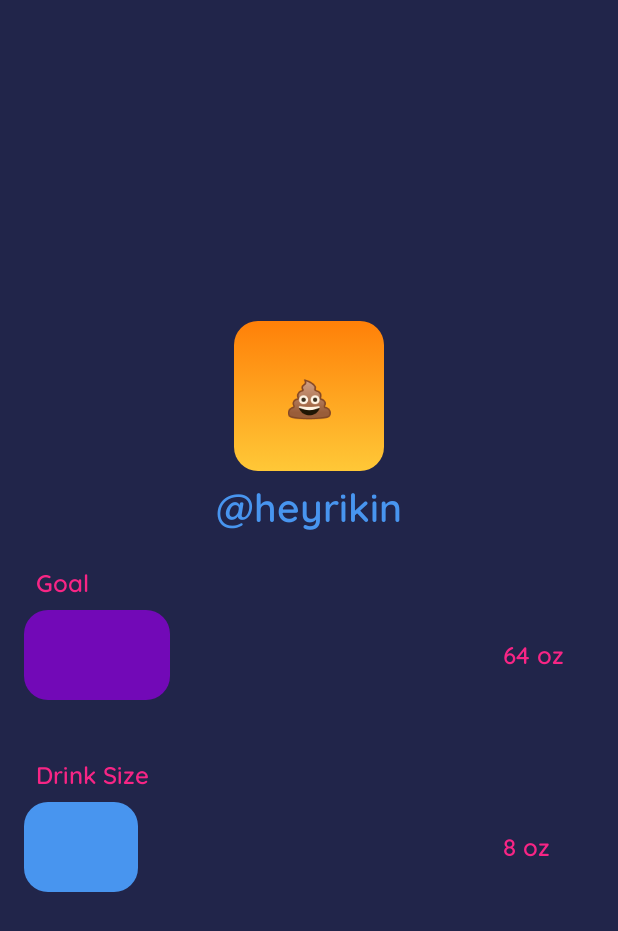
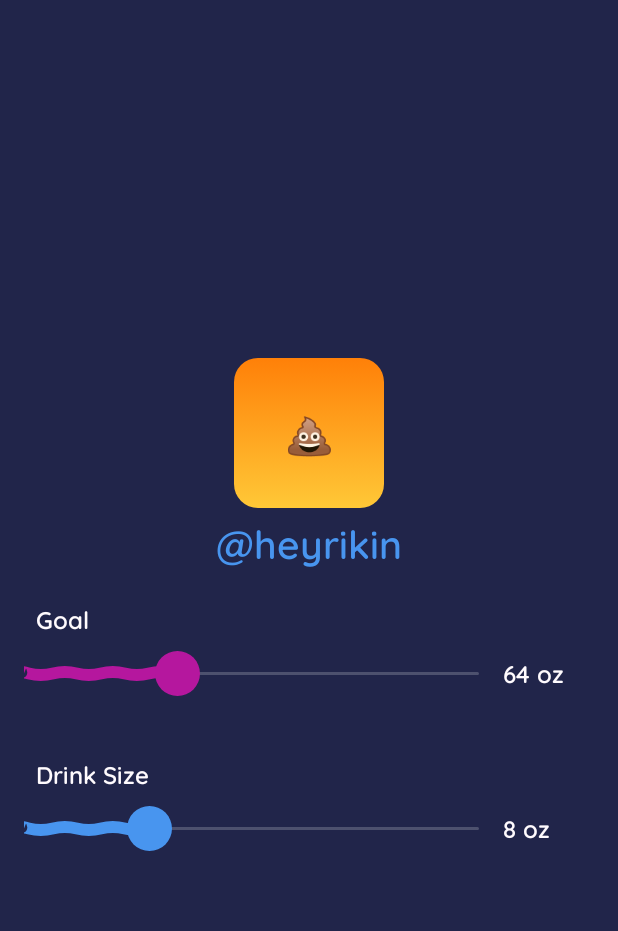
Before and after one commit to Rahkeen/HydroHomie, an Android app built with Jetpack Compose: the @Preview function SettingsPreview, on a phone screen of 412 x 824 dp. Shown: the top 931 px of the screen. Run offline under Robolectric (Android 15) with nearby library versions, the phone set to English and light mode, and no system bars; libraries missing offline, so code that uses them is left out: com.airbnb.mvrx, logcat.logcat.

Commit message:
Adding Some Fun Sliders

```diff
--- a/app/src/main/java/com/rikin/hydrohomie/app/platform/MainActivity.kt
+++ b/app/src/main/java/com/rikin/hydrohomie/app/platform/MainActivity.kt
@@ -5,7 +5,6 @@ import androidx.activity.ComponentActivity
 import androidx.activity.compose.setContent
 import androidx.core.view.WindowCompat
 import com.rikin.hydrohomie.app.mavericks.suface.MavericksApp
-import com.rikin.hydrohomie.app.workflow.surface.WorkflowApp
 
 class MainActivity : ComponentActivity() {
   override fun onCreate(savedInstanceState: Bundle?) {
@@ -15,7 +14,6 @@ class MainActivity : ComponentActivity() {
 
     setContent {
       MavericksApp()
-//      WorkflowApp()
     }
   }
 }
--- a/app/src/main/java/com/rikin/hydrohomie/features/settings/common/surface/Settings.kt
+++ b/app/src/main/java/com/rikin/hydrohomie/features/settings/common/surface/Settings.kt
@@ -2,19 +2,16 @@ package com.rikin.hydrohomie.features.settings.common.surface
 
 import androidx.compose.animation.core.animateFloatAsState
 import androidx.compose.foundation.background
-import androidx.compose.foundation.gestures.Orientation
-import androidx.compose.foundation.gestures.draggable
-import androidx.compose.foundation.gestures.rememberDraggableState
 import androidx.compose.foundation.layout.Arrangement
 import androidx.compose.foundation.layout.Box
 import androidx.compose.foundation.layout.Column
 import androidx.compose.foundation.layout.Row
-import androidx.compose.foundation.layout.fillMaxHeight
 import androidx.compose.foundation.layout.fillMaxSize
 import androidx.compose.foundation.layout.fillMaxWidth
 import androidx.compose.foundation.layout.height
 import androidx.compose.foundation.layout.padding
 import androidx.compose.foundation.layout.width
+import androidx.compose.foundation.layout.wrapContentHeight
 import androidx.compose.foundation.shape.RoundedCornerShape
 import androidx.compose.material.MaterialTheme
 import androidx.compose.material.Text
@@ -34,27 +31,23 @@ import com.rikin.hydrohomie.app.common.domain.AppState
 import com.rikin.hydrohomie.app.mavericks.domain.AppViewModel
 import com.rikin.hydrohomie.dates.FakeDates
 import com.rikin.hydrohomie.design.HydroHomieTheme
-import com.rikin.hydrohomie.design.NeonBlue
-import com.rikin.hydrohomie.design.NeonDarkerBlue
 import com.rikin.hydrohomie.design.NeonLightBlue
-import com.rikin.hydrohomie.design.NeonLighterBlue
 import com.rikin.hydrohomie.design.NeonMagenta
-import com.rikin.hydrohomie.design.NeonPink
-import com.rikin.hydrohomie.design.NeonPurple
 import com.rikin.hydrohomie.design.PlayaPurple
 import com.rikin.hydrohomie.design.Typography
 import com.rikin.hydrohomie.design.WispyWhite
 import com.rikin.hydrohomie.design.imageGradient
 import com.rikin.hydrohomie.drinks.FakeDrinkRepository
 import com.rikin.hydrohomie.features.settings.common.domain.SettingsState
-import logcat.logcat
 import kotlin.math.round
 import kotlin.math.roundToInt
 
 @Composable
 fun Settings(state: SettingsState, actions: (AppAction) -> Unit) {
   Column(
-    modifier = Modifier.fillMaxSize().background(color = MaterialTheme.colors.background),
+    modifier = Modifier
+      .fillMaxSize()
+      .background(color = MaterialTheme.colors.background),
     verticalArrangement = Arrangement.spacedBy(8.dp, Alignment.CenterVertically),
   ) {
 
@@ -77,11 +70,11 @@ fun Settings(state: SettingsState, actions: (AppAction) -> Unit) {
     )
 
     GoalSlider(
-      low = 30.0,
+      low = 32.0,
       high = 200.0,
       current = state.personalGoal,
       sliderName = "Goal",
-      color = NeonPurple,
+      color = NeonMagenta,
       onUpdate = { actions(AppAction.UpdateGoal(goal = round(it))) }
     )
 
@@ -132,17 +125,6 @@ fun GoalSlider(
   color: Color = PlayaPurple,
   onUpdate: (Double) -> Unit
 ) {
-  val draggableState = rememberDraggableState { delta ->
-    logcat(tag = "GoalSlider") { "$delta" }
-    val smoothDelta = when {
-      delta > 0 -> 1
-      delta < 0 -> -1
-      else -> 0
-    }
-
-    val update = current + smoothDelta
-    onUpdate(update.coerceIn(low..high))
-  }
   val progress by animateFloatAsState(targetValue = (current / high).toFloat())
 
   Column(modifier = Modifier.padding(16.dp), verticalArrangement = Arrangement.spacedBy(8.dp)) {
@@ -150,7 +132,7 @@ fun GoalSlider(
       modifier = Modifier.padding(start = 8.dp),
       text = sliderName,
       style = Typography.caption,
-      color = NeonPink
+      color = WispyWhite
     )
     Row(
       modifier = Modifier
@@ -158,32 +140,21 @@ fun GoalSlider(
       Arrangement.spacedBy(16.dp),
       verticalAlignment = Alignment.CenterVertically
     ) {
-      Box(
-        modifier = Modifier
-          .weight(5F)
-          .height(60.dp),
-      ) {
-        Box(
-          modifier = Modifier
-            .fillMaxHeight()
-            .fillMaxWidth(fraction = progress)
-            .draggable(
-              state = draggableState,
-              orientation = Orientation.Horizontal
-            )
-            .background(
-              color = color,
-              shape = RoundedCornerShape(16.dp)
-            )
-        )
-      }
-
+      SquigglySlider(
+        modifier = Modifier.weight(5F).wrapContentHeight(),
+        value = progress,
+        low = low.toFloat(),
+        high = high.toFloat(),
+        color = color,
+        animateWave = true,
+        onValueChanged = { onUpdate(it.toDouble()) }
+      )
       Text(
         modifier = Modifier.weight(1F),
         text = "${current.roundToInt()} oz",
         style = Typography.caption,
         textAlign = TextAlign.Start,
-        color = NeonPink
+        color = WispyWhite
       )
     }
   }
--- /dev/null
+++ b/app/src/main/java/com/rikin/hydrohomie/features/settings/common/surface/Sliders.kt
@@ -0,0 +1,214 @@
+package com.rikin.hydrohomie.features.settings.common.surface
+
+import androidx.compose.animation.core.InfiniteRepeatableSpec
+import androidx.compose.animation.core.LinearEasing
+import androidx.compose.animation.core.Spring
+import androidx.compose.animation.core.animateFloat
+import androidx.compose.animation.core.animateFloatAsState
+import androidx.compose.animation.core.rememberInfiniteTransition
+import androidx.compose.animation.core.spring
+import androidx.compose.animation.core.tween
+import androidx.compose.foundation.Canvas
+import androidx.compose.foundation.background
+import androidx.compose.foundation.gestures.detectDragGestures
+import androidx.compose.foundation.layout.Box
+import androidx.compose.foundation.layout.fillMaxSize
+import androidx.compose.foundation.layout.fillMaxWidth
+import androidx.compose.foundation.layout.height
+import androidx.compose.foundation.layout.size
+import androidx.compose.foundation.layout.wrapContentSize
+import androidx.compose.foundation.shape.CircleShape
+import androidx.compose.foundation.shape.RoundedCornerShape
+import androidx.compose.material.MaterialTheme
+import androidx.compose.runtime.Composable
+import androidx.compose.runtime.getValue
+import androidx.compose.runtime.mutableStateOf
+import androidx.compose.runtime.remember
+import androidx.compose.runtime.setValue
+import androidx.compose.ui.Alignment
+import androidx.compose.ui.BiasAlignment
+import androidx.compose.ui.Modifier
+import androidx.compose.ui.draw.clip
+import androidx.compose.ui.geometry.Rect
+import androidx.compose.ui.geometry.Size
+import androidx.compose.ui.graphics.Color
+import androidx.compose.ui.graphics.Outline
+import androidx.compose.ui.graphics.Path
+import androidx.compose.ui.graphics.Shape
+import androidx.compose.ui.graphics.drawscope.Stroke
+import androidx.compose.ui.input.pointer.pointerInput
+import androidx.compose.ui.layout.onSizeChanged
+import androidx.compose.ui.tooling.preview.Preview
+import androidx.compose.ui.unit.Density
+import androidx.compose.ui.unit.LayoutDirection
+import androidx.compose.ui.unit.dp
+import com.rikin.hydrohomie.design.HydroHomieTheme
+import logcat.logcat
+import kotlin.math.roundToInt
+
+@Composable
+fun SquigglySlider(
+  modifier: Modifier,
+  value: Float,
+  low: Float = 0F,
+  high: Float = 1F,
+  color: Color = MaterialTheme.colors.primary,
+  animateWave: Boolean = true,
+  onValueChanged: (Float) -> Unit,
+) {
+
+  val waveHeight by animateFloatAsState(
+    targetValue = if (animateWave) 1 / 16f else 0f,
+    animationSpec = tween(500)
+  )
+
+  val animatedValue by animateFloatAsState(
+    targetValue = value,
+    animationSpec = spring(
+      dampingRatio = Spring.DampingRatioNoBouncy,
+      stiffness = Spring.StiffnessHigh
+    )
+  )
+
+
+  val animTransition = rememberInfiniteTransition()
+  val anim = animTransition.animateFloat(
+    initialValue = 0f,
+    targetValue = 1f,
+    animationSpec = InfiniteRepeatableSpec(
+      animation = tween(1000, easing = LinearEasing),
+    )
+  )
+
+  var width = remember { 1 }
+  Box(
+    modifier = modifier
+      .onSizeChanged {
+        width = it.width
+      }
+      .pointerInput(Unit) {
+        detectDragGestures { change, dragAmount ->
+
+          val position = (change.position.x) / width // position on a scale from 0 to 1
+          val settingsValue = (position * high).coerceIn(low, high)
+
+          logcat { """
+            Slider: $position
+            Settings: $settingsValue
+          """.trimIndent() }
+          onValueChanged(settingsValue)
+        }
+      }
+      .height(35.dp),
+    contentAlignment = Alignment.Center
+  ) {
+    val path by remember { mutableStateOf(Path()) }
+    val primary = MaterialTheme.colors.primary
+    Canvas(
+      modifier = Modifier
+        .clip(
+          FractionClip(fraction = animatedValue, start = true)
+        )
+        .height(30.dp)
+        .fillMaxWidth(),
+      onDraw = {
+        path.reset()
+        path.moveTo(0f, size.height / 2)
+
+        val inc = 12f
+        var stepper = anim.value * (inc * 4) - (inc * 4)
+        for (i in 1..(size.width / (inc * 4)).roundToInt() + 1) {
+
+          path.quadraticBezierTo(
+            x1 = stepper + (inc * 1),
+            y1 = (size.height / 2) - (size.height * waveHeight),
+            x2 = stepper + (inc * 2),
+            y2 = size.height / 2,
+          )
+
+          path.quadraticBezierTo(
+            x1 = stepper + (inc * 3),
+            y1 = (size.height / 2) + (size.height * waveHeight),
+            x2 = stepper + (inc * 4),
+            y2 = size.height / 2,
+          )
+
+          stepper += (inc * 4)
+        }
+
+        drawPath(path = path, color = color, style = Stroke(12f))
+      }
+    )
+
+    Box(
+      modifier = Modifier
+        .clip(
+          FractionClip(fraction = animatedValue, start = false)
+        )
+        .fillMaxWidth()
+        .height(2.dp)
+        .background(
+          color = MaterialTheme.colors.onSurface.copy(alpha = .2f),
+          shape = RoundedCornerShape(2.dp)
+        )
+    )
+
+    Box(
+      modifier = Modifier
+        .align(
+          BiasAlignment(
+            horizontalBias = (animatedValue * 2) - 1f,
+            verticalBias = 0f
+          )
+        )
+        .size(30.dp)
+        .background(color = color, shape = CircleShape)
+    )
+  }
+
+}
+
+class FractionClip(val fraction: Float, val start: Boolean) : Shape {
+  override fun createOutline(
+    size: Size,
+    layoutDirection: LayoutDirection,
+    density: Density
+  ): Outline {
+    return Outline.Rectangle(
+      rect = Rect(
+        left = when (start) {
+          true -> 0f
+          false -> size.width * fraction
+        },
+        top = 0f,
+        right = when (start) {
+          true -> size.width * fraction
+          false -> size.width
+        },
+        bottom = size.height,
+      )
+    )
+  }
+}
+
+@Preview
+@Composable
+fun SquigglySliderPreview() {
+  HydroHomieTheme {
+    Box(
+      modifier = Modifier
+        .fillMaxSize()
+        .background(MaterialTheme.colors.background),
+      contentAlignment = Alignment.Center
+    ) {
+      var sliderValue by remember { mutableStateOf(0.5F) }
+      SquigglySlider(
+        modifier = Modifier.wrapContentSize(),
+        value = sliderValue,
+        low = 0F,
+        high = 64F,
+        onValueChanged = { sliderValue = it / 64F }
+      )
+    }
+  }
+}
--- a/build.gradle
+++ b/build.gradle
@@ -5,11 +5,12 @@ buildscript {
         workflow_version = '1.7.0'
     }
     dependencies {
+        //noinspection GradleDependency
         classpath 'com.google.gms:google-services:4.3.5'
     }
 }// Top-level build file where you can add configuration options common to all sub-projects/modules.
 plugins {
-    id 'com.android.application' version '7.4.0-alpha02' apply false
-    id 'com.android.library' version '7.4.0-alpha02' apply false
+    id 'com.android.application' version '7.4.0-alpha03' apply false
+    id 'com.android.library' version '7.4.0-alpha03' apply false
     id 'org.jetbrains.kotlin.android' version '1.6.10' apply false
 }
```
Also changed, not shown: 1 other file.
